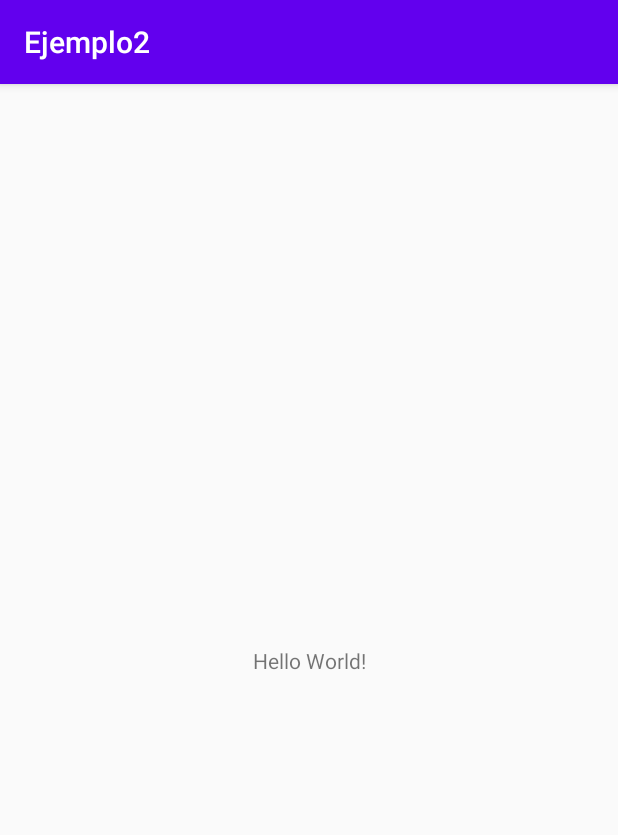
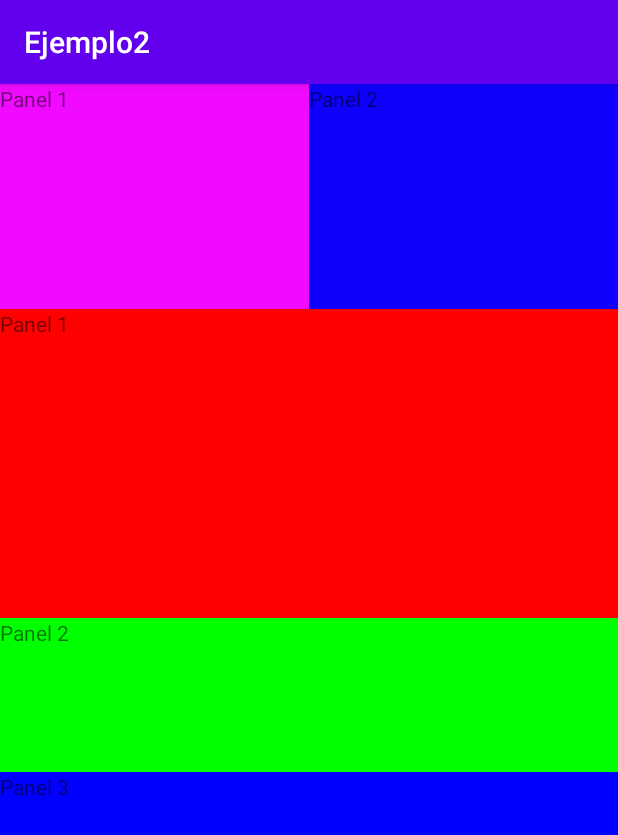
Before and after one commit to JC-Vasquez/Portafolio_PDM0120_-00094918-, an Android app: the screen it shows after launch (MainActivity), on a phone screen of 412 x 824 dp. Shown: the top 835 px of the screen. Run offline under Robolectric (Android 15) with nearby library versions, the phone set to English and light mode, and no system bars.

Commit message:
Descubri como hacer la variacion horizontal de un layout

```diff
--- a/Ejemplo_2/app/build.gradle
+++ b/Ejemplo_2/app/build.gradle
@@ -30,7 +30,6 @@ dependencies {
     implementation "org.jetbrains.kotlin:kotlin-stdlib-jdk7:$kotlin_version"
     implementation 'androidx.appcompat:appcompat:1.1.0'
     implementation 'androidx.core:core-ktx:1.2.0'
-    implementation 'androidx.constraintlayout:constraintlayout:1.1.3'
     testImplementation 'junit:junit:4.12'
     androidTestImplementation 'androidx.test.ext:junit:1.1.1'
     androidTestImplementation 'androidx.test.espresso:espresso-core:3.2.0'
--- /dev/null
+++ b/Ejemplo_2/app/src/main/res/layout-land/activity_main.xml
@@ -0,0 +1,48 @@
+<?xml version="1.0" encoding="utf-8"?>
+<LinearLayout xmlns:android="http://schemas.android.com/apk/res/android"
+    android:orientation="horizontal" android:layout_width="match_parent"
+    android:layout_height="match_parent">
+
+    <LinearLayout
+        android:layout_width="150dp"
+        android:layout_height="match_parent"
+        android:orientation="vertical">
+
+        <TextView
+            android:layout_width="match_parent"
+            android:layout_height="0dp"
+            android:layout_weight="1"
+            android:background="@color/rosado"
+            android:text="@string/panel_1"/>
+
+        <TextView
+            android:layout_width="match_parent"
+            android:layout_height="0dp"
+            android:layout_weight="1"
+            android:background="@color/celeste"
+            android:text="@string/panel_2"/>
+
+    </LinearLayout>
+
+    <TextView
+        android:layout_width="0dp"
+        android:layout_height="match_parent"
+        android:layout_weight="2"
+        android:background="@color/rojo"
+        android:text="@string/panel_1" />
+
+    <TextView
+        android:layout_width="0dp"
+        android:layout_height="match_parent"
+        android:layout_weight="1"
+        android:background="@color/verde"
+        android:text="@string/panel_2" />
+
+    <TextView
+        android:layout_width="0dp"
+        android:layout_height="match_parent"
+        android:layout_weight="3"
+        android:background="@color/azul"
+        android:text="@string/panel_3" />
+
+</LinearLayout>
--- a/Ejemplo_2/app/src/main/res/layout/activity_main.xml
+++ b/Ejemplo_2/app/src/main/res/layout/activity_main.xml
@@ -1,18 +1,51 @@
 <?xml version="1.0" encoding="utf-8"?>
-<androidx.constraintlayout.widget.ConstraintLayout xmlns:android="http://schemas.android.com/apk/res/android"
-    xmlns:app="http://schemas.android.com/apk/res-auto"
+<LinearLayout xmlns:android="http://schemas.android.com/apk/res/android"
     xmlns:tools="http://schemas.android.com/tools"
     android:layout_width="match_parent"
     android:layout_height="match_parent"
+    android:orientation="vertical"
     tools:context=".MainActivity">
 
+    <LinearLayout
+        android:layout_width="match_parent"
+        android:layout_height="150dp"
+        android:orientation="horizontal">
+
+        <TextView
+            android:layout_width="0dp"
+            android:layout_height="match_parent"
+            android:layout_weight="1"
+            android:background="#f00aff"
+            android:text="@string/panel_1"/>
+
+        <TextView
+            android:layout_width="0dp"
+            android:layout_height="match_parent"
+            android:layout_weight="1"
+            android:background="#0f00fe"
+            android:text="@string/panel_2"/>
+
+    </LinearLayout>
+
     <TextView
-        android:layout_width="wrap_content"
-        android:layout_height="wrap_content"
-        android:text="Hello World!"
-        app:layout_constraintBottom_toBottomOf="parent"
-        app:layout_constraintLeft_toLeftOf="parent"
-        app:layout_constraintRight_toRightOf="parent"
-        app:layout_constraintTop_toTopOf="parent" />
+        android:layout_width="match_parent"
+        android:layout_height="0dp"
+        android:layout_weight="2"
+        android:background="#f00"
+        android:text="@string/panel_1" />
 
-</androidx.constraintlayout.widget.ConstraintLayout>
+    <TextView
+        android:layout_width="match_parent"
+        android:layout_height="0dp"
+        android:layout_weight="1"
+        android:background="#0f0"
+        android:text="@string/panel_2" />
+
+    <TextView
+        android:layout_width="match_parent"
+        android:layout_height="0dp"
+        android:layout_weight="3"
+        android:background="#00f"
+        android:text="@string/panel_3" />
+
+</LinearLayout>
--- a/Ejemplo_2/app/src/main/res/values/colors.xml
+++ b/Ejemplo_2/app/src/main/res/values/colors.xml
@@ -3,4 +3,9 @@
     <color name="colorPrimary">#6200EE</color>
     <color name="colorPrimaryDark">#3700B3</color>
     <color name="colorAccent">#03DAC5</color>
+    <color name="rosado">#f00aff</color>
+    <color name="celeste">#6A62E7</color>
+    <color name="rojo">#f00</color>
+    <color name="verde">#0f0</color>
+    <color name="azul">#00f</color>
 </resources>
--- a/Ejemplo_2/app/src/main/res/values/strings.xml
+++ b/Ejemplo_2/app/src/main/res/values/strings.xml
@@ -1,3 +1,6 @@
 <resources>
     <string name="app_name">Ejemplo2</string>
+    <string name="panel_1">Panel 1</string>
+    <string name="panel_2">Panel 2</string>
+    <string name="panel_3">Panel 3</string>
 </resources>
```
